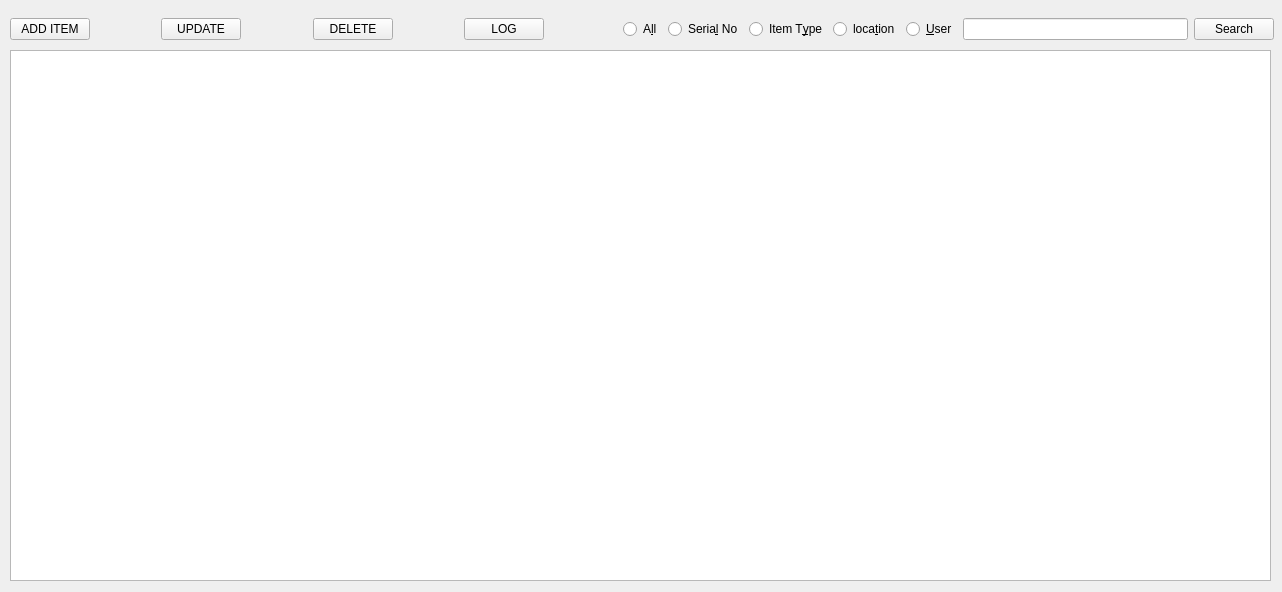
aumanimationstudios/Grantha, file GUI/guiTest/uiFiles/test.ui: the form before one commit.
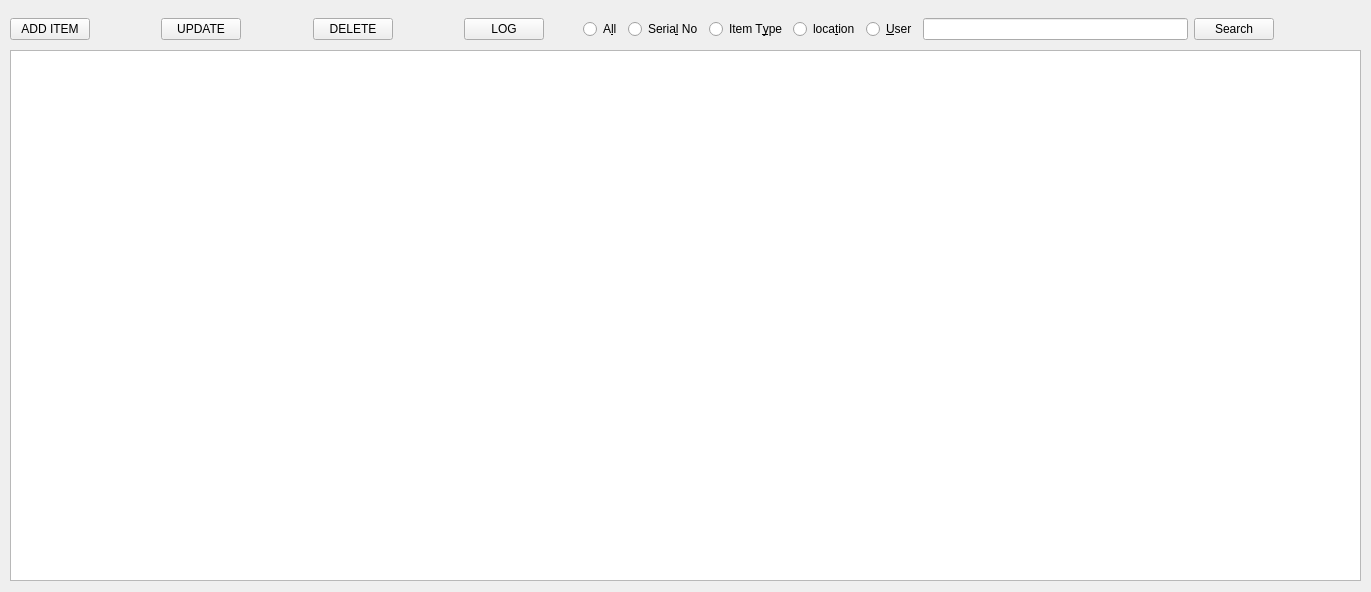
The form after the commit.

```diff
--- a/GUI/guiTest/uiFiles/test.ui
+++ b/GUI/guiTest/uiFiles/test.ui
@@ -6,30 +6,33 @@
    <rect>
     <x>0</x>
     <y>0</y>
-    <width>1282</width>
+    <width>1371</width>
     <height>592</height>
    </rect>
   </property>
   <property name="windowTitle">
    <string>MainWindow</string>
   </property>
+  <property name="styleSheet">
+   <string notr="true"/>
+  </property>
   <widget class="QWidget" name="centralwidget">
    <widget class="QTableWidget" name="tableWidget">
     <property name="geometry">
      <rect>
       <x>10</x>
       <y>50</y>
-      <width>1261</width>
+      <width>1351</width>
       <height>531</height>
      </rect>
     </property>
    </widget>
-   <widget class="QWidget" name="">
+   <widget class="QWidget" name="layoutWidget">
     <property name="geometry">
      <rect>
-      <x>623</x>
+      <x>583</x>
       <y>10</y>
-      <width>651</width>
+      <width>691</width>
       <height>38</height>
      </rect>
     </property>
@@ -85,7 +88,7 @@
      </item>
     </layout>
    </widget>
-   <widget class="QWidget" name="">
+   <widget class="QWidget" name="layoutWidget">
     <property name="geometry">
      <rect>
       <x>10</x>
```
